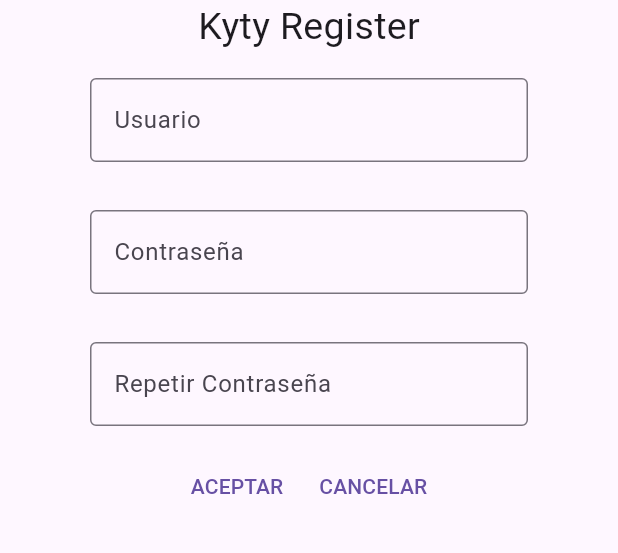
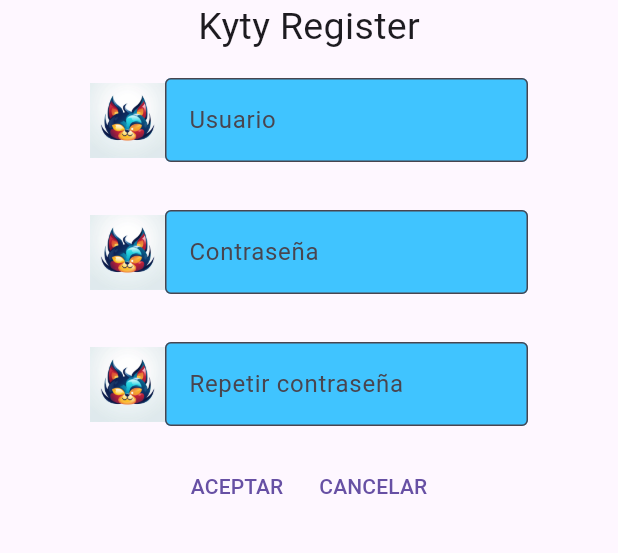
Before and after one commit to Pablobel/PablobelRepositoryKyty, a Flutter app: the screen it shows after launch, after a tap on "Registrar", on a phone screen of 412 x 824 dp, the part 84-637 px from its top. Run offline on Flutter 3.47's test engine with Material 3 defaults, Android fonts, the phone set to English and light mode, and no system bars; our stand-ins replace firebase_auth, firebase_core; accounts and stored records are empty; network calls fail.

Commit message:
Ajustes de KTTextField y sustitución en login y register.

```diff
--- a/lib/Custom/KTTextField.dart
+++ b/lib/Custom/KTTextField.dart
@@ -3,8 +3,13 @@ import 'package:flutter/material.dart';
 class KTTextField extends StatelessWidget {
   String sHint;
   TextEditingController tecController;
+  bool esContrasenia;
 
-  KTTextField({Key? key, this.sHint = "", required this.tecController})
+  KTTextField(
+      {Key? key,
+      this.sHint = "",
+      required this.tecController,
+      this.esContrasenia = false})
       : super(key: key);
 
   @override
@@ -18,15 +23,14 @@ class KTTextField extends StatelessWidget {
         ),
         Flexible(
             child: TextFormField(
+              controller: tecController,
+                obscureText: esContrasenia,
                 decoration: InputDecoration(
-          border: OutlineInputBorder(),
-          hintText: 'Contraseña',
-        ))),
-        Image.asset(
-          "resources/cambiame1.png",
-          width: 50,
-          height: 50,
-        ),
+                  border: OutlineInputBorder(),
+                  fillColor: Colors.lightBlueAccent,
+                  filled: true,
+                  labelText: sHint
+                ))),
       ],
     );
     return fila;
--- a/lib/OnBoarding/LoginView.dart
+++ b/lib/OnBoarding/LoginView.dart
@@ -33,26 +33,13 @@ class LoginView extends StatelessWidget {
         Text("Kyty Login", style: TextStyle(fontSize: 25)),
         Padding(
           padding: EdgeInsets.symmetric(horizontal: 60, vertical: 16),
-          child: TextField(
-            controller: userNameController,
-            decoration: InputDecoration(
-              border: OutlineInputBorder(),
-              hintText: 'Usuario',
-            ),
-          ),
+          child: KTTextField(tecController: userNameController,sHint: 'Usuario'),
         ),
         Padding(
           padding: EdgeInsets.symmetric(horizontal: 60, vertical: 16),
-          child: TextFormField(
-            controller: passwordController,
-            decoration: InputDecoration(
-              border: OutlineInputBorder(),
-              hintText: 'Contraseña',
-            ),
-            obscureText: true,
-          ),
+          child: KTTextField(tecController: passwordController,sHint: 'Contraseña',esContrasenia: true),
         ),
-        KTTextField(tecController: passwordController,sHint: ''),
+
         Row(
           mainAxisAlignment: MainAxisAlignment.center,
           children: [
--- a/lib/OnBoarding/RegisterView.dart
+++ b/lib/OnBoarding/RegisterView.dart
@@ -1,5 +1,7 @@
 import 'package:firebase_auth/firebase_auth.dart';
 import 'package:flutter/material.dart';
+
+import '../Custom/KTTextField.dart';
 
 class RegisterView extends StatelessWidget {
   late BuildContext _context;
@@ -47,35 +49,15 @@ class RegisterView extends StatelessWidget {
         Text("Kyty Register", style: TextStyle(fontSize: 25)),
         Padding(
           padding: EdgeInsets.symmetric(horizontal: 60, vertical: 16),
-          child: TextField(
-            controller: userNameController,
-            decoration: InputDecoration(
-              border: OutlineInputBorder(),
-              hintText: 'Usuario',
-            ),
-          ),
+          child: KTTextField(tecController: userNameController,sHint: 'Usuario'),
         ),
         Padding(
           padding: EdgeInsets.symmetric(horizontal: 60, vertical: 16),
-          child: TextFormField(
-            controller: passwordController,
-            decoration: InputDecoration(
-              border: OutlineInputBorder(),
-              hintText: 'Contraseña',
-            ),
-            obscureText: true,
-          ),
+          child: KTTextField(tecController: passwordController,sHint: 'Contraseña',esContrasenia: true),
         ),
         Padding(
           padding: EdgeInsets.symmetric(horizontal: 60, vertical: 16),
-          child: TextFormField(
-            controller: repitePasswordController,
-            decoration: InputDecoration(
-              border: OutlineInputBorder(),
-              hintText: 'Repetir Contraseña',
-            ),
-            obscureText: true,
-          ),
+          child: KTTextField(tecController: repitePasswordController,sHint: 'Repetir contraseña',esContrasenia: true),
         ),
         Row(
           mainAxisAlignment: MainAxisAlignment.center,
```
